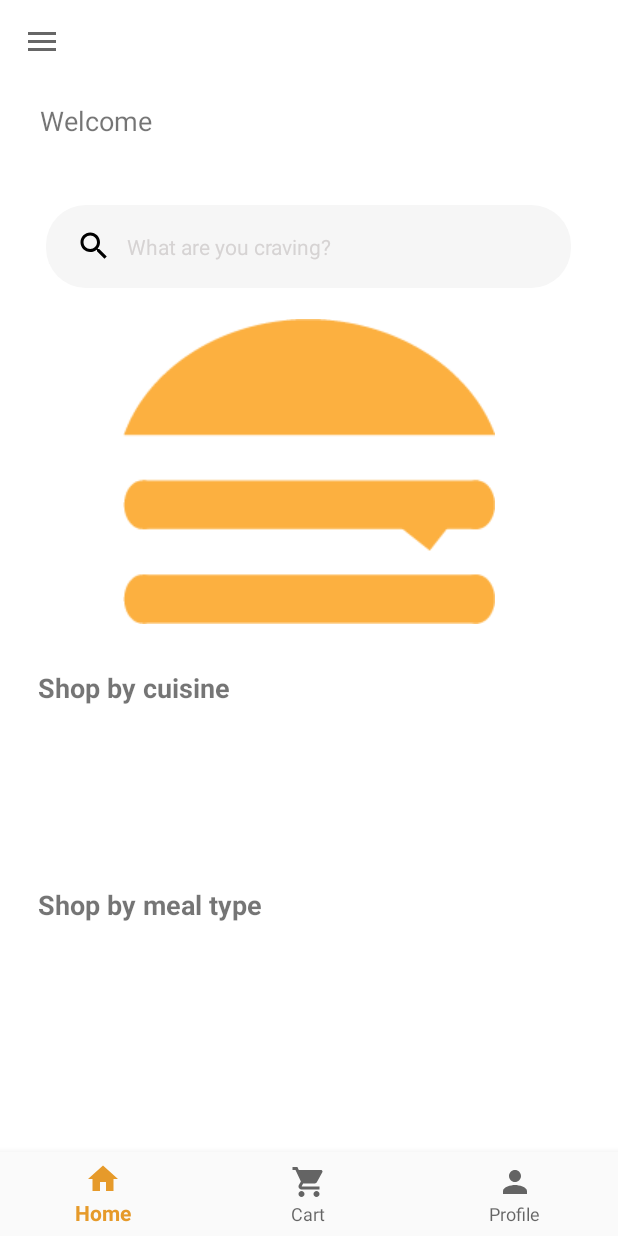
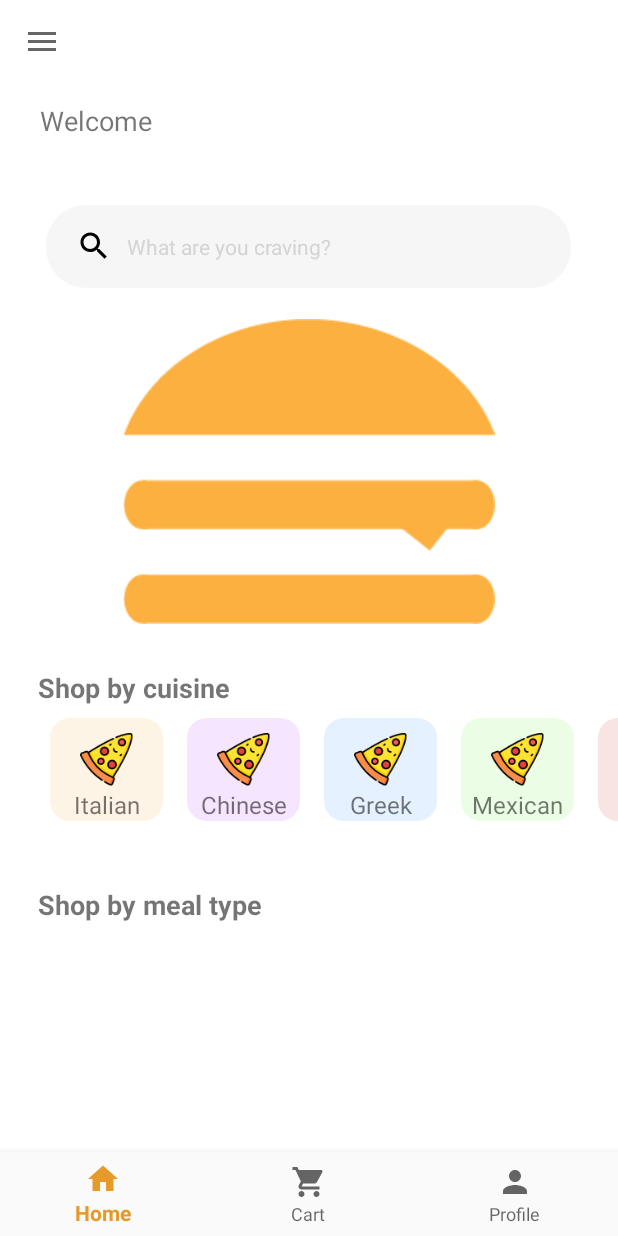
Before and after one commit to uOttawaSEGA2022/project-group-27, an Android app: the landingPage screen opened directly, with no data from a screen before it, on a phone screen of 412 x 824 dp. Run offline under Robolectric (Android 15) with nearby library versions, the phone set to English and light mode, and no system bars; our stand-ins replace Firebase (no records; nobody signed in at launch, a user with empty details on screens opened directly); 2 statements that could not run were skipped.

Commit message:
Made scrollable cuisine list on homepage

```diff
--- a/app/build.gradle
+++ b/app/build.gradle
@@ -40,6 +40,7 @@ dependencies {
     implementation 'com.google.firebase:firebase-firestore:24.0.2'
     testImplementation 'junit:junit:4.13.2'
 
+
     androidTestImplementation 'androidx.test.ext:junit:1.1.3'
     androidTestImplementation 'androidx.test.espresso:espresso-core:3.4.0'
 }
--- /dev/null
+++ b/app/src/main/java/com/example/mealerapp/CuisineAdapter.java
@@ -0,0 +1,94 @@
+package com.example.mealerapp;
+
+
+import android.view.LayoutInflater;
+import android.view.View;
+import android.view.ViewGroup;
+import android.widget.ImageView;
+import android.widget.TextView;
+
+import androidx.annotation.NonNull;
+import androidx.constraintlayout.widget.ConstraintLayout;
+import androidx.core.content.ContextCompat;
+import androidx.recyclerview.widget.RecyclerView;
+
+import java.util.ArrayList;
+
+public class CuisineAdapter extends RecyclerView.Adapter<CuisineAdapter.ViewHolder>{
+    ArrayList<CuisineDomain> cuisineDomains;
+
+    public CuisineAdapter(ArrayList<CuisineDomain> cuisineDomains){
+        this.cuisineDomains=cuisineDomains;
+    }
+
+    @Override
+    public ViewHolder onCreateViewHolder(@NonNull ViewGroup parent, int viewType) {
+        View inflate = LayoutInflater.from(parent.getContext()).inflate(R.layout.viewholder_cuisine,parent,false);
+        return new ViewHolder(inflate);
+    }
+
+    @Override
+    public void onBindViewHolder(@NonNull CuisineAdapter.ViewHolder holder, int position) {
+        holder.cuisineName.setText(cuisineDomains.get(position).getTitle());
+        String iconUrl="";
+
+        switch(position){
+            case 0:{
+                iconUrl="cat_1";
+                holder.mainLayout.setBackground(ContextCompat.getDrawable(holder.itemView.getContext(),R.drawable.cuis_background1));
+                break;
+            }
+
+            case 1:{
+                iconUrl="cat_2";
+                holder.mainLayout.setBackground(ContextCompat.getDrawable(holder.itemView.getContext(),R.drawable.cuis_background2));
+                break;
+            }
+
+            case 2:{
+                iconUrl="cat_3";
+                holder.mainLayout.setBackground(ContextCompat.getDrawable(holder.itemView.getContext(),R.drawable.cuis_background3));
+                break;
+            }
+
+            case 3:{
+                iconUrl="cat_4";
+                holder.mainLayout.setBackground(ContextCompat.getDrawable(holder.itemView.getContext(),R.drawable.cuis_background4));
+                break;
+            }
+
+            case 4:{
+                iconUrl="cat_5";
+                holder.mainLayout.setBackground(ContextCompat.getDrawable(holder.itemView.getContext(),R.drawable.cuis_background5));
+                break;
+            }
+
+
+
+        }
+
+        int drawableResourceId=holder.itemView.getContext().getResources().getIdentifier(iconUrl,"drawable",holder.itemView.getContext().getPackageName());
+
+       //Glide.with(holder.itemView.getContext().load(drawableResourceId).into(holder.cuisineIcon);
+
+    }
+
+    @Override
+    public int getItemCount() {
+        return cuisineDomains.size();
+    }
+
+    public class ViewHolder extends RecyclerView.ViewHolder{
+
+        TextView cuisineName;
+        ImageView cuisineIcon;
+        ConstraintLayout mainLayout;
+
+        public ViewHolder(@NonNull View itemView) {
+            super(itemView);
+            cuisineName=itemView.findViewById(R.id.cuisineName);
+            cuisineIcon=itemView.findViewById(R.id.cuisineIcon);
+            mainLayout=itemView.findViewById(R.id.mainLayout);
+        }
+    }
+}
--- /dev/null
+++ b/app/src/main/java/com/example/mealerapp/CuisineDomain.java
@@ -0,0 +1,29 @@
+package com.example.mealerapp;
+
+public class CuisineDomain {
+
+    private String title;
+    private String icon;
+
+
+    public CuisineDomain(String title, String icon){
+        this.title=title;
+        this.icon=icon;
+    }
+
+    public String getTitle() {
+        return title;
+    }
+
+    public void setTitle(String title) {
+        this.title = title;
+    }
+
+    public String getIcon() {
+        return icon;
+    }
+
+    public void setIcon(String icon) {
+        this.icon = icon;
+    }
+}
--- a/app/src/main/java/com/example/mealerapp/landingPage.java
+++ b/app/src/main/java/com/example/mealerapp/landingPage.java
@@ -6,6 +6,8 @@ import androidx.appcompat.app.AppCompatActivity;
 import androidx.appcompat.widget.Toolbar;
 import androidx.core.view.GravityCompat;
 import androidx.drawerlayout.widget.DrawerLayout;
+import androidx.recyclerview.widget.LinearLayoutManager;
+import androidx.recyclerview.widget.RecyclerView;
 
 import android.content.Intent;
 import android.os.Bundle;
@@ -32,6 +34,7 @@ import com.google.firebase.firestore.FirebaseFirestore;
 import com.google.firebase.firestore.QueryDocumentSnapshot;
 import com.google.firebase.firestore.QuerySnapshot;
 
+import java.util.ArrayList;
 import java.util.Calendar;
 import java.util.List;
 
@@ -46,6 +49,8 @@ public class landingPage extends AppCompatActivity implements View.OnClickListen
 
     private Button btnLogout;
     private TextView textViewWelcome;
+    private RecyclerView.Adapter adapter;
+    private RecyclerView cuisineList;
 
 
     private FirebaseAuth mAuth;
@@ -67,6 +72,7 @@ public class landingPage extends AppCompatActivity implements View.OnClickListen
         btnLogout.setOnClickListener(this);
 
         textViewWelcome = (TextView) findViewById(R.id.textViewWelcome);
+        cuisineList();
 
 
 
@@ -203,6 +209,24 @@ public class landingPage extends AppCompatActivity implements View.OnClickListen
 
     }
 
+    private void cuisineList(){
+        LinearLayoutManager linearLayoutManager = new LinearLayoutManager(this,LinearLayoutManager.HORIZONTAL,false);
+        cuisineList=findViewById(R.id.cuisine);
+        cuisineList.setLayoutManager(linearLayoutManager);
+
+        ArrayList<CuisineDomain> cuisine = new ArrayList<>();
+        cuisine.add(new CuisineDomain("Italian","cat_1"));
+        cuisine.add(new CuisineDomain("Chinese","cat_2"));
+        cuisine.add(new CuisineDomain("Greek","cat_3"));
+        cuisine.add(new CuisineDomain("Mexican","cat_4"));
+        cuisine.add(new CuisineDomain("Arabic","cat_5"));
+
+        adapter=new CuisineAdapter(cuisine);
+        cuisineList.setAdapter(adapter);
+
+
+    }
+
     @Override
     public boolean onNavigationItemSelected(@NonNull MenuItem item){
 
--- /dev/null
+++ b/app/src/main/res/drawable/cuis_background1.xml
@@ -0,0 +1,13 @@
+<?xml version="1.0" encoding="utf-8"?>
+<selector xmlns:android="http://schemas.android.com/apk/res/android">
+
+    <item>
+        <shape android:shape="rectangle">
+            <solid android:color="#fef4e5"/>
+            <corners android:radius="13dp"/>
+
+        </shape>
+    </item>
+
+
+</selector>
--- /dev/null
+++ b/app/src/main/res/drawable/cuis_background2.xml
@@ -0,0 +1,13 @@
+<?xml version="1.0" encoding="utf-8"?>
+<selector xmlns:android="http://schemas.android.com/apk/res/android">
+
+    <item>
+        <shape android:shape="rectangle">
+            <solid android:color="#f5e5fe"/>
+            <corners android:radius="13dp"/>
+
+        </shape>
+    </item>
+
+
+</selector>
--- /dev/null
+++ b/app/src/main/res/drawable/cuis_background3.xml
@@ -0,0 +1,13 @@
+<?xml version="1.0" encoding="utf-8"?>
+<selector xmlns:android="http://schemas.android.com/apk/res/android">
+
+    <item>
+        <shape android:shape="rectangle">
+            <solid android:color="#e5f1fe"/>
+            <corners android:radius="13dp"/>
+
+        </shape>
+    </item>
+
+
+</selector>
--- /dev/null
+++ b/app/src/main/res/drawable/cuis_background4.xml
@@ -0,0 +1,13 @@
+<?xml version="1.0" encoding="utf-8"?>
+<selector xmlns:android="http://schemas.android.com/apk/res/android">
+
+    <item>
+        <shape android:shape="rectangle">
+            <solid android:color="#ebfee5"/>
+            <corners android:radius="13dp"/>
+
+        </shape>
+    </item>
+
+
+</selector>
--- /dev/null
+++ b/app/src/main/res/drawable/cuis_background5.xml
@@ -0,0 +1,13 @@
+<?xml version="1.0" encoding="utf-8"?>
+<selector xmlns:android="http://schemas.android.com/apk/res/android">
+
+    <item>
+        <shape android:shape="rectangle">
+            <solid android:color="#f9e4e4"/>
+            <corners android:radius="13dp"/>
+
+        </shape>
+    </item>
+
+
+</selector>
--- a/app/src/main/res/layout/activity_landing_page.xml
+++ b/app/src/main/res/layout/activity_landing_page.xml
@@ -121,6 +121,7 @@
                     android:textStyle="bold" />
 
                 <androidx.recyclerview.widget.RecyclerView
+                    android:id="@+id/cuisine"
                     android:layout_width="match_parent"
                     android:layout_height="90dp"
                     android:paddingLeft="25dp" />
--- /dev/null
+++ b/app/src/main/res/layout/viewholder_cuisine.xml
@@ -0,0 +1,35 @@
+<?xml version="1.0" encoding="utf-8"?>
+<androidx.constraintlayout.widget.ConstraintLayout xmlns:android="http://schemas.android.com/apk/res/android"
+    xmlns:app="http://schemas.android.com/apk/res-auto"
+    android:id="@+id/mainLayout"
+    android:layout_width="75dp"
+    android:layout_height="wrap_content"
+    android:layout_margin="8dp"
+    android:background="@drawable/cuis_background1">
+
+    <ImageView
+        android:id="@+id/cuisineIcon"
+        android:layout_width="35dp"
+        android:layout_height="35dp"
+        android:layout_marginStart="10dp"
+        android:layout_marginTop="10dp"
+        android:layout_marginEnd="10dp"
+        android:layout_marginBottom="8dp"
+        app:layout_constraintBottom_toBottomOf="parent"
+        app:layout_constraintEnd_toEndOf="parent"
+        app:layout_constraintStart_toStartOf="parent"
+        app:layout_constraintTop_toTopOf="parent"
+        app:layout_constraintVertical_bias="0.0"
+        app:srcCompat="@drawable/cat_1" />
+
+    <TextView
+        android:id="@+id/cuisineName"
+        android:layout_width="wrap_content"
+        android:layout_height="wrap_content"
+        android:layout_marginTop="1dp"
+        android:text="title"
+        android:textSize="16dp"
+        app:layout_constraintEnd_toEndOf="@+id/cuisineIcon"
+        app:layout_constraintStart_toStartOf="@+id/cuisineIcon"
+        app:layout_constraintTop_toBottomOf="@+id/cuisineIcon" />
+</androidx.constraintlayout.widget.ConstraintLayout>
```
Also changed, not shown: app/src/main/AndroidManifest.xml (+0 -7 lines), app/src/main/java/com/example/mealerapp/AdminScreen.java (+86 -86 lines), app/src/main/java/com/example/mealerapp/ComplaintsActivity.java (+8 -8 lines), app/src/main/java/com/example/mealerapp/SuspensionMessageActivity.java (+101 -101 lines), app/src/main/java/com/example/mealerapp/adminLanding.java (deleted, +0 -16 lines), app/src/main/java/com/example/mealerapp/sus_decision.java (deleted, +0 -22 lines), app/src/main/res/drawable-hdpi/cat_1.png (added), app/src/main/res/drawable/cat_2.png (added), app/src/main/res/drawable/cat_3.png (added).
